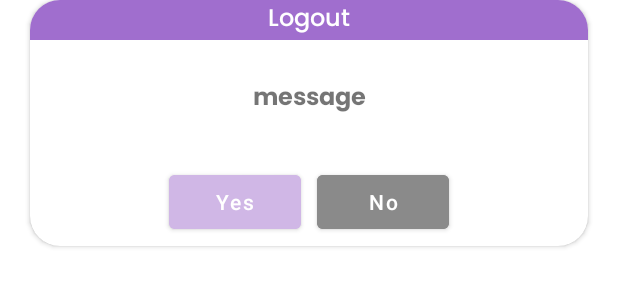
After one commit to C1-Bisa/C1-AND, an Android app: the layout custom_dialog.xml on its own in the app's theme, with its tools: preview values and no code run, on a phone screen of 412 x 824 dp. The commit adds this screen. Shown: the top 300 px of the screen. Run offline under Robolectric (Android 15) with nearby library versions, the light colour scheme and no system bars.

Commit message:
add dialog fragment in account fragment

```diff
--- a/app/src/main/java/com/binar/finalproject/view/akun/AkunFragment.kt
+++ b/app/src/main/java/com/binar/finalproject/view/akun/AkunFragment.kt
@@ -1,11 +1,17 @@
 package com.binar.finalproject.view.akun
 
 import android.annotation.SuppressLint
+import android.app.Dialog
+import android.graphics.Color
+import android.graphics.drawable.ColorDrawable
 import android.os.Bundle
 import androidx.fragment.app.Fragment
 import android.view.LayoutInflater
 import android.view.View
 import android.view.ViewGroup
+import android.view.Window
+import android.widget.Button
+import android.widget.TextView
 import android.widget.Toast
 import androidx.fragment.app.viewModels
 import androidx.lifecycle.asLiveData
@@ -60,9 +66,30 @@ class AkunFragment : Fragment() {
                 binding.layoutUserNotLogged.visibility = View.VISIBLE
             }
 
+
         binding.Btnlogout.setOnClickListener {
+            val message : String? ="Are you sure want to log out ?"
+            showCustomDialogBox(message)
 
 
+        }
+
+    }
+
+    private fun showCustomDialogBox(message : String?){
+        val dialog = Dialog(requireContext())
+        dialog.requestWindowFeature(Window.FEATURE_NO_TITLE)
+        dialog.setCancelable(false)
+        dialog.setContentView(R.layout.custom_dialog)
+        dialog.window?.setBackgroundDrawable(ColorDrawable(Color.TRANSPARENT))
+
+        val tvMessage = dialog.findViewById<TextView>(R.id.tvMessage)
+        val btnYes: Button = dialog.findViewById(R.id.btnYes)
+        val btnNo: Button = dialog.findViewById(R.id.btnNo)
+
+        tvMessage.text = message
+
+        btnYes.setOnClickListener {
             userVm.postLogoutUser()
             userVm.responseLogout.observe(viewLifecycleOwner){
                 if (it != null){
@@ -83,7 +110,13 @@ class AkunFragment : Fragment() {
                         "Logout gagal !", requireActivity(), R.layout.toast_alert_red)
                 }
             }
+            dialog.dismiss()
         }
+
+        btnNo.setOnClickListener {
+            dialog.dismiss()
+        }
+        dialog.show()
     }
 
 
--- /dev/null
+++ b/app/src/main/res/layout/custom_dialog.xml
@@ -0,0 +1,77 @@
+<?xml version="1.0" encoding="utf-8"?>
+<androidx.cardview.widget.CardView xmlns:android="http://schemas.android.com/apk/res/android"
+    xmlns:app="http://schemas.android.com/apk/res-auto"
+    android:layout_width="match_parent"
+    android:layout_height="wrap_content"
+    android:layout_marginHorizontal="20dp"
+    app:cardBackgroundColor="@color/white"
+    app:cardCornerRadius="20dp">
+
+    <LinearLayout
+        android:layout_width="match_parent"
+        android:layout_height="wrap_content"
+        android:gravity="center"
+        android:orientation="vertical">
+
+
+        <LinearLayout
+            android:layout_width="match_parent"
+            android:layout_height="wrap_content"
+            android:background="@drawable/background_rounded_topleft_topright_purple_three"
+            android:orientation="vertical"
+            >
+            <TextView
+                android:layout_width="wrap_content"
+                android:layout_height="wrap_content"
+                android:text="Logout"
+                android:fontFamily="@font/poppins_medium"
+                android:textSize="16sp"
+                android:layout_gravity="center"
+                android:textColor="@color/NEUTRAL01"/>
+
+        </LinearLayout>
+
+        <TextView
+            android:id="@+id/tvMessage"
+            android:layout_width="match_parent"
+            android:layout_height="match_parent"
+            android:layout_marginTop="20dp"
+            android:padding="5dp"
+            android:gravity="center"
+            android:text="message"
+            android:fontFamily="@font/poppins_bold"
+            android:textSize="16sp" />
+
+        <LinearLayout
+            android:layout_width="match_parent"
+            android:layout_height="wrap_content"
+            android:layout_marginTop="20dp"
+            android:gravity="center"
+            android:orientation="horizontal">
+
+            <Button
+                android:id="@+id/btnYes"
+                android:layout_width="wrap_content"
+                android:layout_height="wrap_content"
+                android:layout_margin="5dp"
+                android:text="Yes"
+                android:backgroundTint="@color/DARKBLUE02"
+                android:textAllCaps="false"
+                android:textColor="@color/white"
+                android:textSize="14sp" />
+
+            <Button
+                android:id="@+id/btnNo"
+                android:layout_width="wrap_content"
+                android:layout_height="wrap_content"
+                android:layout_margin="5dp"
+                android:backgroundTint="@color/NEUTRAL03"
+                android:text="No"
+                android:textAllCaps="false"
+                android:textColor="@color/white"
+                android:textSize="14sp" />
+
+        </LinearLayout>
+
+    </LinearLayout>
+</androidx.cardview.widget.CardView>
--- a/app/src/main/res/layout/toast_alert_green.xml
+++ b/app/src/main/res/layout/toast_alert_green.xml
@@ -51,4 +51,8 @@
 
     </RelativeLayout>
 
+
+
+
+
 </RelativeLayout>
--- a/app/src/main/res/navigation/navigation_graph.xml
+++ b/app/src/main/res/navigation/navigation_graph.xml
@@ -3,7 +3,7 @@
     xmlns:app="http://schemas.android.com/apk/res-auto"
     xmlns:tools="http://schemas.android.com/tools"
     android:id="@+id/navigation_graph"
-    app:startDestination="@id/loginFragment">
+    app:startDestination="@id/homeFragment">
 
     <fragment
         android:id="@+id/homeFragment"
```
